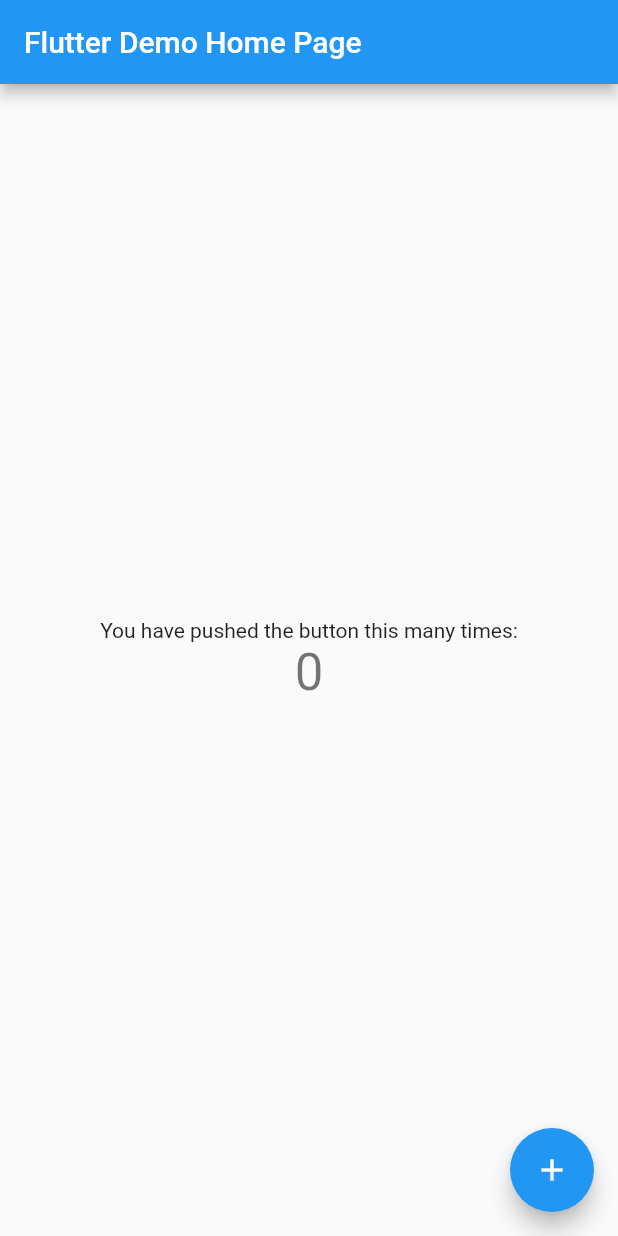
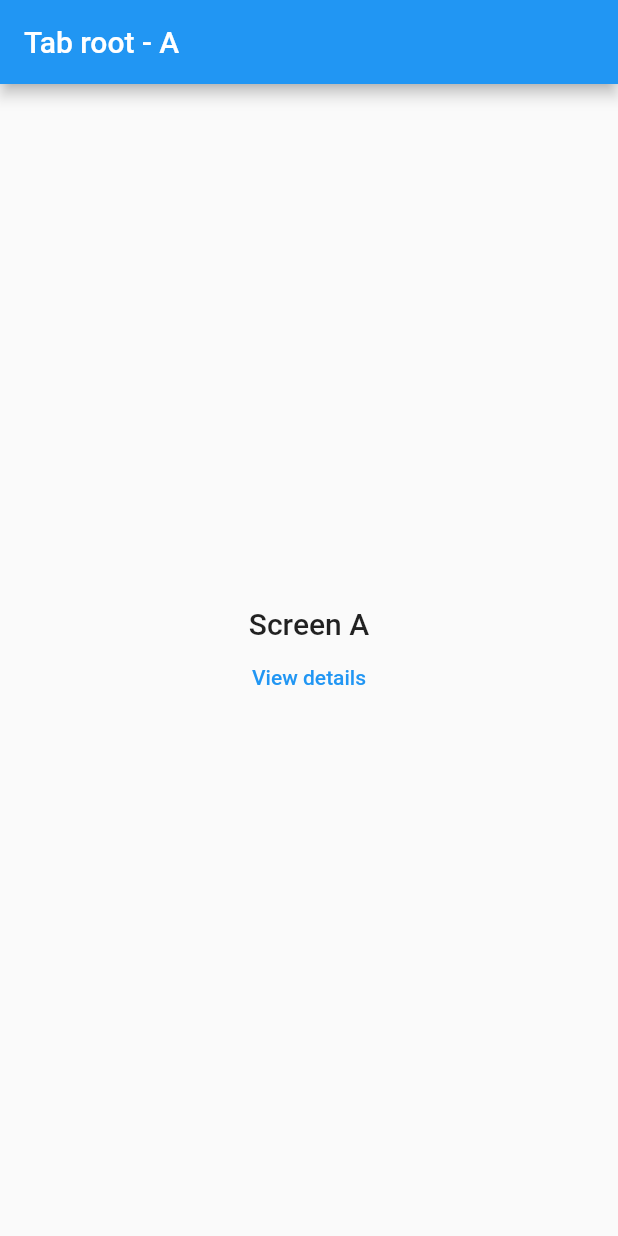
Before and after one commit to rmoralesd/my_nested_navigation_go_router, a Flutter app: the screen it shows after launch, on a phone screen of 412 x 824 dp. Run offline on Flutter 3.47's test engine with Material 2 defaults, Android fonts, the phone set to English and light mode, and no system bars.

Commit message:
Building RootScreen widget

```diff
--- a/lib/main.dart
+++ b/lib/main.dart
@@ -1,4 +1,5 @@
 import 'package:flutter/material.dart';
+import 'package:my_nested_navigation_go_router/root_screen.dart';
 
 void main() {
   runApp(const MyApp());
@@ -10,58 +11,14 @@
   @override
   Widget build(BuildContext context) {
     return MaterialApp(
-      title: 'Flutter Demo',
-      theme: ThemeData(
-        primarySwatch: Colors.blue,
-      ),
-      home: const MyHomePage(title: 'Flutter Demo Home Page'),
-    );
+        debugShowCheckedModeBanner: false,
+        title: 'Go Router Nested Navigation',
+        theme: ThemeData(
+          primarySwatch: Colors.blue,
+        ),
+        home: const RootScreen(
+          label: 'A',
+          detailsPath: 'detailsPath',
+        ));
   }
 }
-
-class MyHomePage extends StatefulWidget {
-  const MyHomePage({super.key, required this.title});
-
-  final String title;
-
-  @override
-  State<MyHomePage> createState() => _MyHomePageState();
-}
-
-class _MyHomePageState extends State<MyHomePage> {
-  int _counter = 0;
-
-  void _incrementCounter() {
-    setState(() {
-      _counter++;
-    });
-  }
-
-  @override
-  Widget build(BuildContext context) {
-    return Scaffold(
-      appBar: AppBar(
-        title: Text(widget.title),
-      ),
-      body: Center(
-        child: Column(
-          mainAxisAlignment: MainAxisAlignment.center,
-          children: <Widget>[
-            const Text(
-              'You have pushed the button this many times:',
-            ),
-            Text(
-              '$_counter',
-              style: Theme.of(context).textTheme.headline4,
-            ),
-          ],
-        ),
-      ),
-      floatingActionButton: FloatingActionButton(
-        onPressed: _incrementCounter,
-        tooltip: 'Increment',
-        child: const Icon(Icons.add),
-      ),
-    );
-  }
-}
--- /dev/null
+++ b/lib/root_screen.dart
@@ -0,0 +1,33 @@
+import 'package:flutter/material.dart';
+
+class RootScreen extends StatelessWidget {
+  const RootScreen({super.key, required this.label, required this.detailsPath});
+
+  final String label;
+
+  final String detailsPath;
+
+  @override
+  Widget build(BuildContext context) {
+    return Scaffold(
+      appBar: AppBar(
+        title: Text('Tab root - $label'),
+      ),
+      body: Center(
+        child: Column(
+          mainAxisSize: MainAxisSize.min,
+          children: [
+            Text(
+              'Screen $label',
+              style: Theme.of(context).textTheme.titleLarge,
+            ),
+            TextButton(
+              onPressed: () {},
+              child: const Text('View details'),
+            )
+          ],
+        ),
+      ),
+    );
+  }
+}
```
